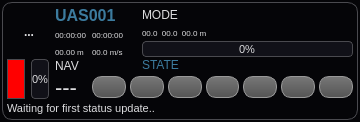
Qt form src/ui/UASView.ui (mavlink/qgroundcontrol) before a commit.
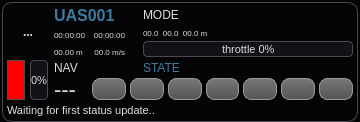
The same form after that commit. Icons and pictures are not drawn.

```diff
--- a/src/ui/UASView.ui
+++ b/src/ui/UASView.ui
@@ -7,7 +7,7 @@
     <x>0</x>
     <y>0</y>
     <width>360</width>
-    <height>119</height>
+    <height>121</height>
    </rect>
   </property>
   <property name="sizePolicy">
@@ -111,11 +111,12 @@
 	font-size: 12px;
 	border: 0px solid #999999;
 	border-radius: 5px;
-	min-width:44px;
-	max-width: 80px;
-	min-height: 44px;
-	max-height: 44px;
+	min-width:42px;
+	max-width: 42px;
+	min-height: 42px;
+	max-height: 42px;
 	padding: 0px;
+	margin: 0px;
 	background-color: none;
 }
 
@@ -123,12 +124,13 @@
 	font-weight: bold;
 	font-size: 12px;
 	border: 1px solid #999999;
-	border-radius: 10px;
+	border-radius: 8px;
 	min-width: 20px;
-	max-width: 80px;
+	max-width: 32px;
 	min-height: 16px;
 	max-height: 16px;
 	padding: 2px;
+	spacing: 10px;
 	background-color: qlineargradient(x1: 0, y1: 0, x2: 0, y2: 1, stop: 0 #777777, stop: 1 #555555);
 }
 
@@ -162,7 +164,7 @@
 	border-radius: 4px;
 	text-align: center;
 	padding: 2px;
-	color: #DDDDDF;
+	color: #111111;
 	background-color: #111118;
 }
 
@@ -173,6 +175,7 @@
 	font-size: 7px;
 	padding: 2px;
 	color: #DDDDDF;
+    min-width: 16px;
 	background-color: #111118;
 }
 
@@ -182,6 +185,7 @@
 
 QProgressBar:horizontal QLabel {
 	font-size: 9px;
+	color: #111111;
 }
 
 QProgressBar:vertical QLabel {
@@ -236,9 +240,18 @@
    <property name="spacing">
     <number>2</number>
    </property>
-   <property name="margin">
+   <property name="leftMargin">
     <number>2</number>
    </property>
+   <property name="topMargin">
+    <number>2</number>
+   </property>
+   <property name="rightMargin">
+    <number>2</number>
+   </property>
+   <property name="bottomMargin">
+    <number>0</number>
+   </property>
    <item>
     <widget class="QGroupBox" name="uasViewFrame">
      <property name="sizePolicy">
@@ -253,12 +266,18 @@
        <height>0</height>
       </size>
      </property>
+     <property name="maximumSize">
+      <size>
+       <width>16777215</width>
+       <height>130</height>
+      </size>
+     </property>
      <property name="title">
       <string/>
      </property>
-     <layout class="QGridLayout" name="gridLayout" columnstretch="1,1,10,10,10,10,80">
+     <layout class="QGridLayout" name="gridLayout" columnstretch="1,1,10,10,10,0,90,90">
       <property name="horizontalSpacing">
-       <number>4</number>
+       <number>5</number>
       </property>
       <property name="verticalSpacing">
        <number>2</number>
@@ -270,14 +289,14 @@
        <widget class="QToolButton" name="typeButton">
         <property name="minimumSize">
          <size>
-          <width>44</width>
-          <height>44</height>
+          <width>42</width>
+          <height>42</height>
          </size>
         </property>
         <property name="maximumSize">
          <size>
-          <width>80</width>
-          <height>44</height>
+          <width>42</width>
+          <height>42</height>
          </size>
         </property>
         <property name="baseSize">
@@ -334,7 +353,7 @@
         </property>
        </widget>
       </item>
-      <item row="0" column="5" colspan="2">
+      <item row="0" column="6" colspan="2">
        <widget class="QLabel" name="modeLabel">
         <property name="maximumSize">
          <size>
@@ -353,6 +372,9 @@
         <property name="text">
          <string>MODE</string>
         </property>
+        <property name="alignment">
+         <set>Qt::AlignLeading|Qt::AlignLeft|Qt::AlignVCenter</set>
+        </property>
        </widget>
       </item>
       <item row="1" column="2" rowspan="3">
@@ -374,6 +396,9 @@
         <property name="text">
          <string>00:00:00</string>
         </property>
+        <property name="alignment">
+         <set>Qt::AlignLeading|Qt::AlignLeft|Qt::AlignVCenter</set>
+        </property>
        </widget>
       </item>
       <item row="1" column="3" rowspan="3" colspan="2">
@@ -395,9 +420,12 @@
         <property name="text">
          <string>00:00:00</string>
         </property>
+        <property name="alignment">
+         <set>Qt::AlignRight|Qt::AlignTrailing|Qt::AlignVCenter</set>
+        </property>
        </widget>
       </item>
-      <item row="3" column="5" rowspan="2" colspan="2">
+      <item row="3" column="6" rowspan="2" colspan="2">
        <widget class="QProgressBar" name="thrustBar">
         <property name="font">
          <font>
@@ -413,6 +441,9 @@
         <property name="value">
          <number>0</number>
         </property>
+        <property name="format">
+         <string>throttle %p%</string>
+        </property>
        </widget>
       </item>
       <item row="4" column="2">
@@ -434,6 +465,9 @@
         <property name="text">
          <string>00.00 m</string>
         </property>
+        <property name="alignment">
+         <set>Qt::AlignLeading|Qt::AlignLeft|Qt::AlignVCenter</set>
+        </property>
        </widget>
       </item>
       <item row="4" column="3" colspan="2">
@@ -455,6 +489,9 @@
         <property name="text">
          <string>00.0 m/s</string>
         </property>
+        <property name="alignment">
+         <set>Qt::AlignRight|Qt::AlignTrailing|Qt::AlignVCenter</set>
+        </property>
        </widget>
       </item>
       <item row="5" column="0" rowspan="3">
@@ -545,7 +582,7 @@
         </property>
        </widget>
       </item>
-      <item row="2" column="5" colspan="2">
+      <item row="2" column="6" colspan="2">
        <widget class="QLabel" name="positionLabel">
         <property name="minimumSize">
          <size>
@@ -578,8 +615,8 @@
         </property>
        </widget>
       </item>
-      <item row="7" column="3" colspan="4">
-       <layout class="QHBoxLayout" name="horizontalLayout">
+      <item row="7" column="3" colspan="5">
+       <layout class="QHBoxLayout" name="horizontalLayout" stretch="1,1,1,1,1,1,1">
         <property name="spacing">
          <number>4</number>
         </property>
@@ -594,6 +631,12 @@
             <height>22</height>
            </size>
           </property>
+          <property name="maximumSize">
+           <size>
+            <width>38</width>
+            <height>22</height>
+           </size>
+          </property>
           <property name="toolTip">
            <string>Liftoff / Launch</string>
           </property>
@@ -617,6 +660,12 @@
             <height>22</height>
            </size>
           </property>
+          <property name="maximumSize">
+           <size>
+            <width>38</width>
+            <height>22</height>
+           </size>
+          </property>
           <property name="toolTip">
            <string>Loiter / Wait at current position</string>
           </property>
@@ -640,6 +689,12 @@
             <height>22</height>
            </size>
           </property>
+          <property name="maximumSize">
+           <size>
+            <width>38</width>
+            <height>22</height>
+           </size>
+          </property>
           <property name="toolTip">
            <string>Continue flightplan</string>
           </property>
@@ -663,6 +718,12 @@
             <height>22</height>
            </size>
           </property>
+          <property name="maximumSize">
+           <size>
+            <width>38</width>
+            <height>22</height>
+           </size>
+          </property>
           <property name="toolTip">
            <string>Fly straight to landing location</string>
           </property>
@@ -680,6 +741,12 @@
         </item>
         <item>
          <widget class="QPushButton" name="shutdownButton">
+          <property name="maximumSize">
+           <size>
+            <width>38</width>
+            <height>22</height>
+           </size>
+          </property>
           <property name="toolTip">
            <string>Only in standby mode: Power off system</string>
           </property>
@@ -697,12 +764,24 @@
         </item>
         <item>
          <widget class="QPushButton" name="abortButton">
+          <property name="sizePolicy">
+           <sizepolicy hsizetype="Minimum" vsizetype="Fixed">
+            <horstretch>0</horstretch>
+            <verstretch>0</verstretch>
+           </sizepolicy>
+          </property>
           <property name="minimumSize">
            <size>
             <width>26</width>
             <height>22</height>
            </size>
           </property>
+          <property name="maximumSize">
+           <size>
+            <width>38</width>
+            <height>22</height>
+           </size>
+          </property>
           <property name="toolTip">
            <string>Emergency land system at closest possible site</string>
           </property>
@@ -726,6 +805,12 @@
             <height>22</height>
            </size>
           </property>
+          <property name="maximumSize">
+           <size>
+            <width>38</width>
+            <height>22</height>
+           </size>
+          </property>
           <property name="toolTip">
            <string>Kill immediately all onboard power</string>
           </property>
@@ -743,29 +828,14 @@
         </item>
        </layout>
       </item>
-      <item row="5" column="2" rowspan="2" colspan="2">
-       <widget class="QLabel" name="navLabel">
-        <property name="font">
-         <font>
-          <pointsize>-1</pointsize>
-          <weight>50</weight>
-          <italic>false</italic>
-          <bold>false</bold>
-         </font>
-        </property>
-        <property name="text">
-         <string>NAV</string>
-        </property>
-       </widget>
-      </item>
-      <item row="8" column="0" colspan="7">
+      <item row="8" column="0" colspan="8">
        <widget class="QLabel" name="statusTextLabel">
         <property name="text">
          <string>Waiting for first status update..</string>
         </property>
        </widget>
       </item>
-      <item row="5" column="5">
+      <item row="6" column="6">
        <widget class="QLabel" name="stateLabel">
         <property name="maximumSize">
          <size>
@@ -786,6 +856,34 @@
         </property>
        </widget>
       </item>
+      <item row="6" column="2" colspan="3">
+       <widget class="QLabel" name="navLabel">
+        <property name="font">
+         <font>
+          <pointsize>-1</pointsize>
+          <weight>50</weight>
+          <italic>false</italic>
+          <bold>false</bold>
+         </font>
+        </property>
+        <property name="text">
+         <string>NAV</string>
+        </property>
+       </widget>
+      </item>
+      <item row="0" column="5" rowspan="7">
+       <spacer name="horizontalSpacer">
+        <property name="orientation">
+         <enum>Qt::Horizontal</enum>
+        </property>
+        <property name="sizeHint" stdset="0">
+         <size>
+          <width>8</width>
+          <height>20</height>
+         </size>
+        </property>
+       </spacer>
+      </item>
      </layout>
     </widget>
    </item>
```
